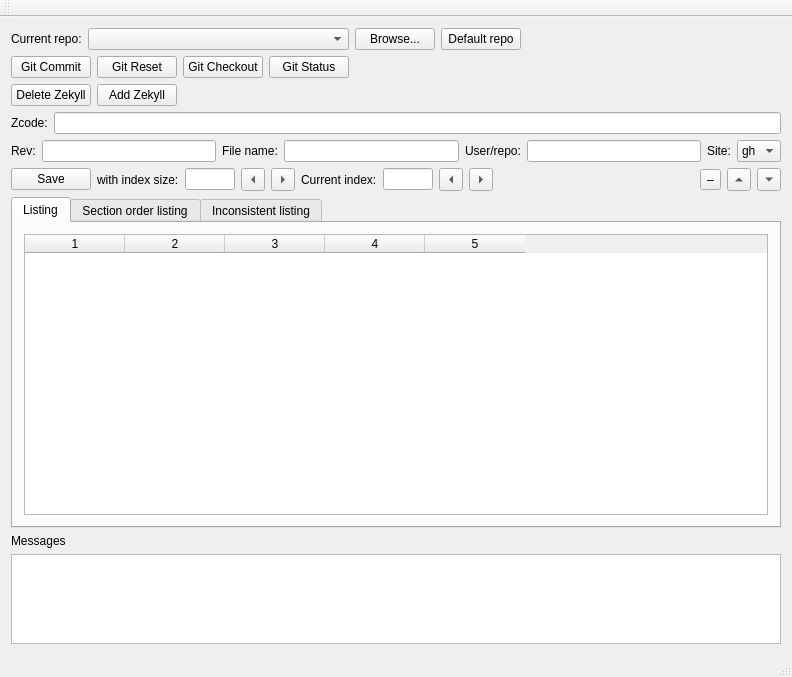
First picture: the form in manager/mainwindow.ui, repository NorthIsMirror/QtZekyllManager, before the edit.
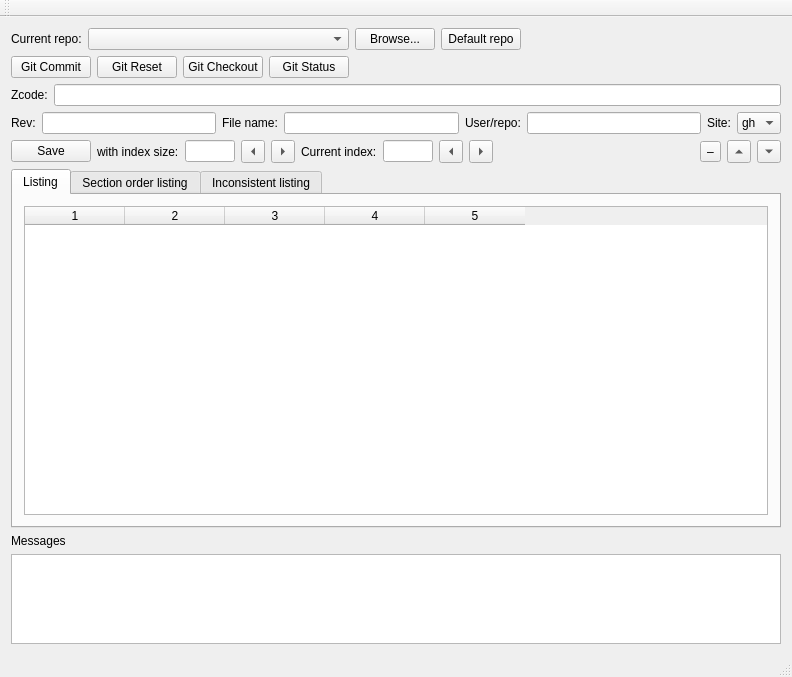
Second picture: the form after the edit. Custom widgets are drawn as their Qt base class.

Commit message: Remove Add/Delete Zekyll buttons: those functionalities are already done

```diff
--- a/manager/mainwindow.ui
+++ b/manager/mainwindow.ui
@@ -95,20 +95,6 @@
           </property>
          </widget>
         </item>
-        <item row="1" column="0">
-         <widget class="QPushButton" name="deleteZekyll">
-          <property name="text">
-           <string>Delete Zekyll</string>
-          </property>
-         </widget>
-        </item>
-        <item row="1" column="1">
-         <widget class="QPushButton" name="addZekyll">
-          <property name="text">
-           <string>Add Zekyll</string>
-          </property>
-         </widget>
-        </item>
        </layout>
       </item>
       <item>
```
